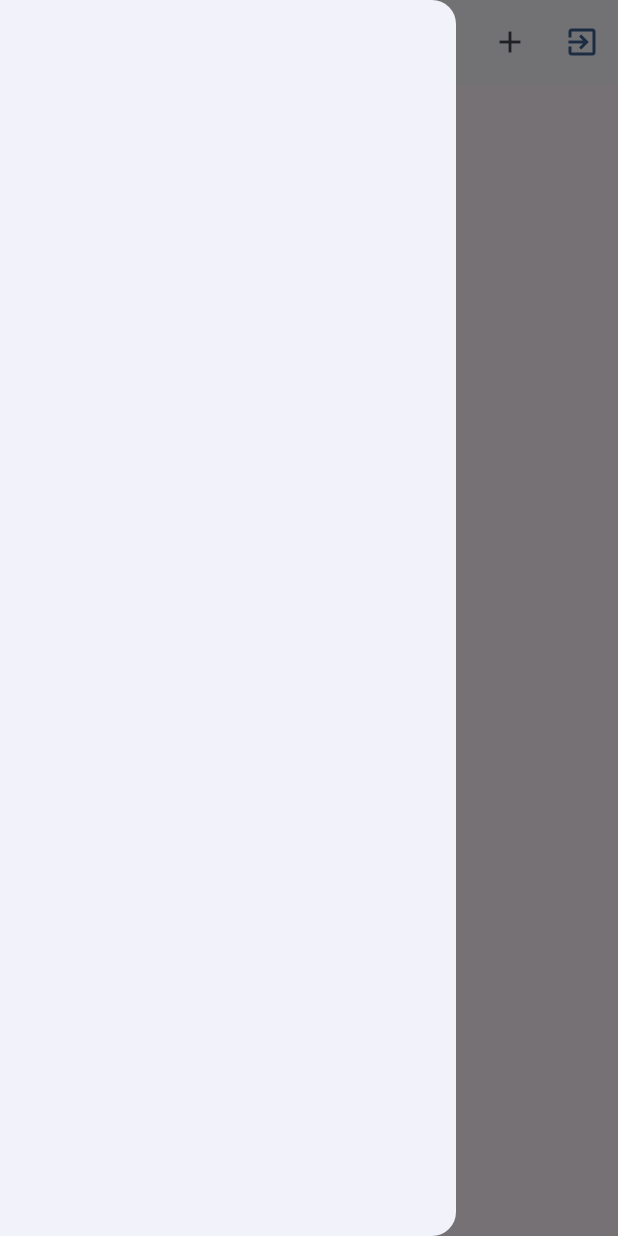
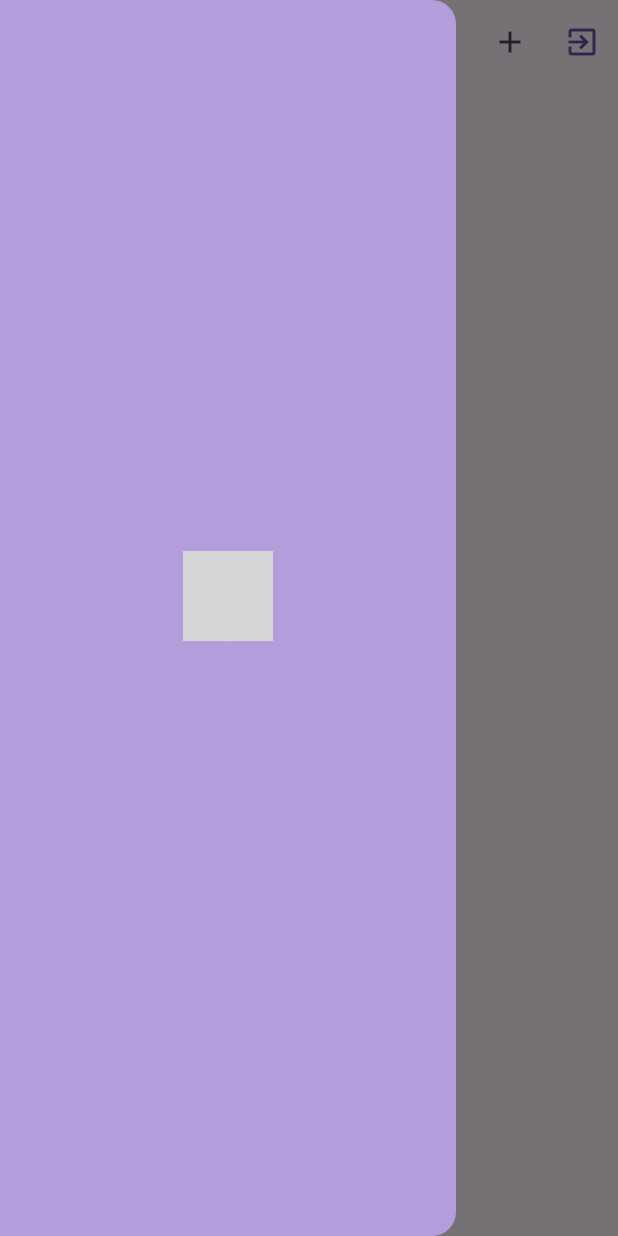
Before and after one commit to amrayman14/Events-App, a Flutter app: the screen it shows once a user with an empty profile is signed in, with the side drawer open, on a phone screen of 412 x 824 dp. Run offline on Flutter 3.47's test engine with Material 3 defaults, Android fonts, the phone set to English and light mode, and no system bars; our stand-ins replace cloud_firestore, firebase_auth, firebase_core, firebase_storage, flutter_riverpod, image_picker; accounts and stored records are empty; network calls fail; grey boxes are pictures that could not be loaded.

Commit message:
first commit

```diff
--- a/lib/main.dart
+++ b/lib/main.dart
@@ -1,3 +1,4 @@
+import 'package:events_app/provider/theme_provider.dart';
 import 'package:events_app/screens/home_screen.dart';
 import 'package:events_app/screens/splash.dart';
 import 'package:firebase_auth/firebase_auth.dart';
@@ -17,18 +18,17 @@ void main() async {
   );
 }
 
-class App extends StatelessWidget {
+class App extends ConsumerWidget {
   const App({super.key});
 
   @override
-  Widget build(BuildContext context) {
+  Widget build(BuildContext context, WidgetRef ref) {
+    final themeMode = ref.watch(themeModeProvider);
     return MaterialApp(
       title: 'FlutterChat',
-      theme: ThemeData().copyWith(
-        colorScheme: ColorScheme.fromSeed(
-          seedColor: const Color(0xFF23272E),
-        ),
-      ),
+      theme: lightTheme,
+      darkTheme: darkTheme,
+      themeMode: themeMode,
       home: StreamBuilder(
         stream: FirebaseAuth.instance.authStateChanges(),
         builder: (ctx, snapshot) {
--- /dev/null
+++ b/lib/provider/theme_provider.dart
@@ -0,0 +1,24 @@
+import 'package:flutter/material.dart';
+import 'package:flutter_riverpod/flutter_riverpod.dart';
+
+
+class ThemeModeNotifier extends StateNotifier<ThemeMode> {
+  ThemeModeNotifier() : super(ThemeMode.light);
+
+  void toggleTheme() {
+    state = state == ThemeMode.light ? ThemeMode.dark : ThemeMode.light;
+  }
+}
+
+final themeModeProvider = StateNotifierProvider<ThemeModeNotifier, ThemeMode>((ref) => ThemeModeNotifier());
+
+
+final lightTheme = ThemeData(
+  brightness: Brightness.light,
+  primarySwatch: Colors.blue,
+);
+
+final darkTheme = ThemeData(
+  brightness: Brightness.dark,
+  primarySwatch: Colors.blue,
+);
--- a/lib/screens/auth_screen.dart
+++ b/lib/screens/auth_screen.dart
@@ -1,6 +1,6 @@
 import 'dart:io';
 
-import 'package:events_app/provider/user_id_provider.dart';
+import 'package:events_app/provider/theme_provider.dart';
 import 'package:events_app/widgets/user_image_picker.dart';
 import 'package:cloud_firestore/cloud_firestore.dart';
 import 'package:firebase_auth/firebase_auth.dart';
--- a/lib/screens/home_screen.dart
+++ b/lib/screens/home_screen.dart
@@ -1,11 +1,11 @@
 import 'package:cloud_firestore/cloud_firestore.dart';
-import 'package:events_app/provider/user_id_provider.dart';
 import 'package:events_app/screens/create_event_screen.dart';
+import 'package:events_app/widgets/main_drawer.dart';
 import 'package:firebase_auth/firebase_auth.dart';
 import 'package:flutter/material.dart';
 import 'package:events_app/models/event_model.dart';
 import 'package:flutter_riverpod/flutter_riverpod.dart';
-
+import 'package:events_app/provider/theme_provider.dart';
 import '../widgets/event_card.dart';
 
 class HomeScreen extends ConsumerWidget {
@@ -13,10 +13,20 @@ class HomeScreen extends ConsumerWidget {
 
   @override
   Widget build(BuildContext context, WidgetRef ref) {
+    final themeModeNotifier = ref.read(themeModeProvider.notifier);
     return Scaffold(
       appBar: AppBar(
         title: const Text("Home"),
         actions: [
+          IconButton(
+            icon: Icon(ref.watch(themeModeProvider) == ThemeMode.light ?
+            Icons.dark_mode
+                : Icons.light_mode),
+            onPressed: () {
+              themeModeNotifier.toggleTheme();
+            },
+          ),
+
           IconButton(
             onPressed: () {
               Navigator.of(context).push(
@@ -40,7 +50,7 @@ class HomeScreen extends ConsumerWidget {
           ),
         ],
       ),
-      drawer: Drawer(),
+      drawer: MainDrawer(),
       body: StreamBuilder<QuerySnapshot>(
         stream: FirebaseFirestore.instance.collection('events').snapshots(),
         builder: (context, snapshot) {
--- a/lib/widgets/main_drawer.dart
+++ b/lib/widgets/main_drawer.dart
@@ -2,21 +2,51 @@ import 'package:cloud_firestore/cloud_firestore.dart';
 import 'package:firebase_auth/firebase_auth.dart';
 import 'package:flutter/material.dart';
 
-class MainDrawer extends StatelessWidget {
+class MainDrawer extends StatefulWidget {
    MainDrawer({super.key});
 
+  @override
+  State<MainDrawer> createState() => _MainDrawerState();
+}
+
+class _MainDrawerState extends State<MainDrawer> {
+
+   final FirebaseFirestore _firestore = FirebaseFirestore.instance;
+   final _firebaseAuth = FirebaseAuth.instance.currentUser?.uid;
+   String imageUrl = '';
+   String emailAddress = '';
+   @override
+   void initState() {
+     super.initState();
+     _getField();
+   }
+
+   Future<void> _getField() async {
+     try {
+       DocumentSnapshot doc = await _firestore.collection('user').doc(_firebaseAuth).get();
+       setState(() {
+         imageUrl = doc.get('imageUrl');
+         emailAddress = doc.get('email');
+       });
+     } catch (e) {
+       print('Error getting document: $e');
+     }
+   }
 
   @override
   Widget build(BuildContext context) {
 
     return Drawer(
+      backgroundColor: Colors.deepPurple[200],
       child: Column(
+        mainAxisAlignment: MainAxisAlignment.center,
         children: [
-          Center(
-            child: CircleAvatar(
-
-            ),
-          )
+          CircleAvatar(
+              radius: 30,
+              backgroundImage: NetworkImage(imageUrl),
+          ),
+          const SizedBox(height: 8,),
+          Text(emailAddress),
         ],
       ),
     );
```
Also changed, not shown: lib/provider/user_id_provider.dart (deleted).
